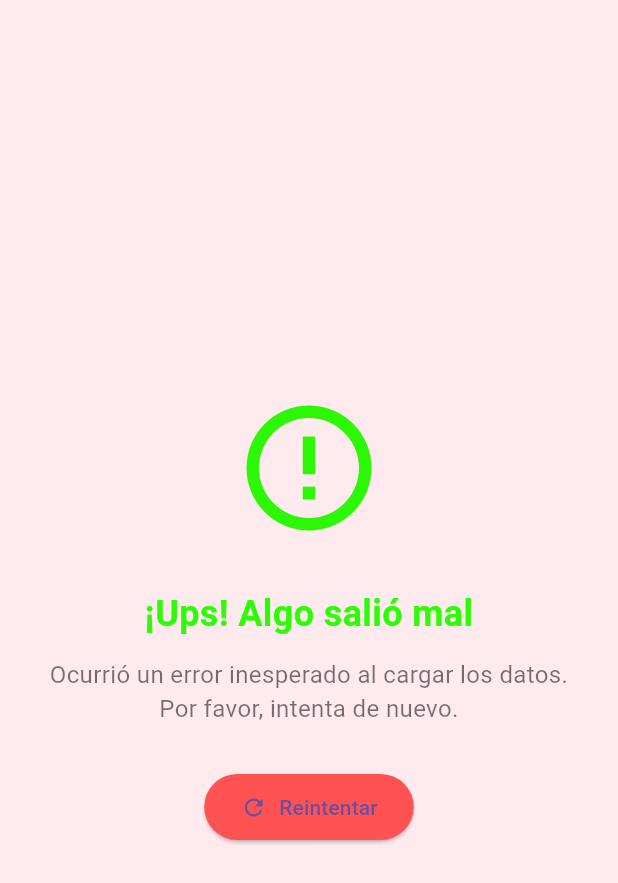
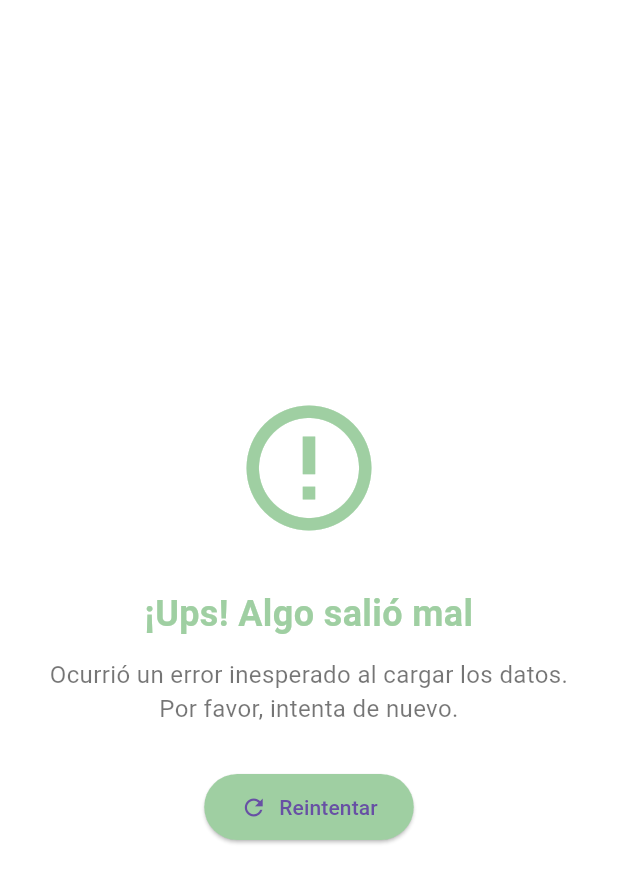
Before and after one commit to SamirL0912/App-Notas, a Flutter app: the ErrorView screen opened directly, on a phone screen of 412 x 824 dp. Shown: the top 883 px of the screen. Run offline on Flutter 3.47's test engine with Material 3 defaults, Android fonts, the phone set to English and light mode, and no system bars; our stand-ins replace bloc, equatable, google_fonts.

Commit message:
edicion de colores de failure

```diff
--- a/app_notas/lib/home/presentation/failure/views/failure_view.dart
+++ b/app_notas/lib/home/presentation/failure/views/failure_view.dart
@@ -11,7 +11,7 @@ class ErrorView extends StatelessWidget {
   @override
   Widget build(BuildContext context) {
     return Scaffold(
-      backgroundColor: Colors.red[50],
+      backgroundColor: const Color.fromARGB(255, 255, 255, 255),
       body: Center(
         child: Padding(
           padding: const EdgeInsets.all(24.0),
@@ -21,7 +21,7 @@ class ErrorView extends StatelessWidget {
 
               Icon(
                 Icons.error_outline,
-                color: const Color.fromARGB(255, 44, 247, 4),
+                color: const Color.fromARGB(255, 159, 207, 162),
                 size: 100,
               ),
               SizedBox(height: 30),
@@ -31,7 +31,7 @@ class ErrorView extends StatelessWidget {
                 style: TextStyle(
                   fontSize: 24,
                   fontWeight: FontWeight.bold,
-                  color: const Color.fromARGB(255, 45, 253, 4),
+                  color: const Color.fromARGB(255, 159, 207, 162),
                 ),
                 textAlign: TextAlign.center,
               ),
@@ -50,7 +50,7 @@ class ErrorView extends StatelessWidget {
                 icon: Icon(Icons.refresh),
                 label: Text('Reintentar'),
                 style: ElevatedButton.styleFrom(
-                  backgroundColor: Colors.redAccent,
+                  backgroundColor: const Color.fromARGB(255, 159, 207, 162),
                   padding: EdgeInsets.symmetric(horizontal: 24, vertical: 12),
                 ),
               ),
```
